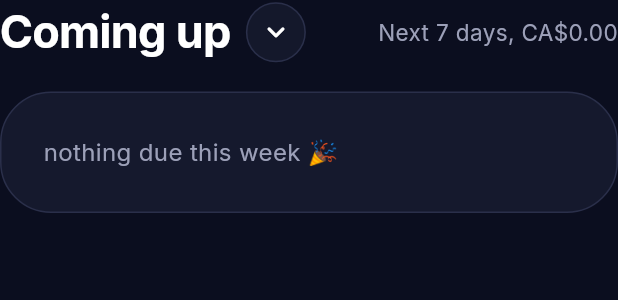
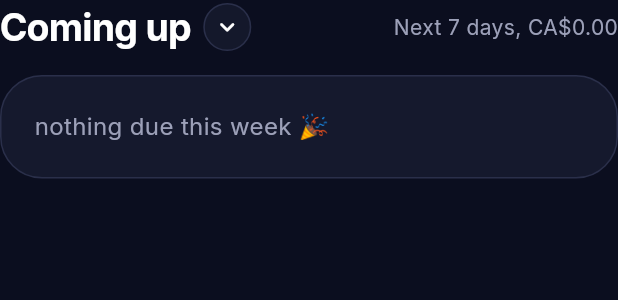
Before and after one commit to lwwdev/subdate, a Flutter app: the ComingUpSection widget shown alone on an empty page, opened directly with empty values, on a phone screen of 412 x 824 dp. Shown: the top 300 px of the screen. Run offline on Flutter 3.47's test engine with Material 3 defaults, Android fonts, the phone set to English and light mode, and no system bars; our stand-ins replace flutter_local_notifications, flutter_riverpod, flutter_timezone, google_fonts, hive_ce_flutter, image_picker and 2 more; accounts and stored records are empty.

Commit message:
everything was way too big on phones

```diff
--- a/lib/theme.dart
+++ b/lib/theme.dart
@@ -55,7 +55,7 @@ ThemeData buildTheme() {
 // the little uppercase labels like RENEWS / AMOUNT
 const labelStyle = TextStyle(
   color: AppColors.muted,
-  fontSize: 12,
-  letterSpacing: 2,
+  fontSize: 10.5,
+  letterSpacing: 1.8,
   fontWeight: FontWeight.w500,
 );
--- a/lib/ui/coming_up_section.dart
+++ b/lib/ui/coming_up_section.dart
@@ -38,24 +38,28 @@ class _ComingUpSectionState extends ConsumerState<ComingUpSection> {
         Row(
           children: [
             const Text('Coming up',
-                style: TextStyle(fontSize: 30, fontWeight: FontWeight.w700, letterSpacing: -0.5)),
-            const SizedBox(width: 10),
+                style: TextStyle(fontSize: 25, fontWeight: FontWeight.w700, letterSpacing: -0.5)),
+            const SizedBox(width: 8),
             _ChevronButton(
               collapsed: _collapsed,
               onTap: () => setState(() => _collapsed = !_collapsed),
             ),
             const SizedBox(width: 12),
             Expanded(
-              child: Text(
-                'Next 7 days, ${money(total, home)}',
-                textAlign: TextAlign.right,
-                overflow: TextOverflow.ellipsis,
-                style: const TextStyle(color: AppColors.muted, fontSize: 15),
+              child: Align(
+                alignment: Alignment.centerRight,
+                child: FittedBox(
+                  fit: BoxFit.scaleDown,
+                  child: Text(
+                    'Next 7 days, ${money(total, home)}',
+                    style: const TextStyle(color: AppColors.muted, fontSize: 14),
+                  ),
+                ),
               ),
             ),
           ],
         ),
-        const SizedBox(height: 18),
+        const SizedBox(height: 14),
         AnimatedSize(
           duration: const Duration(milliseconds: 250),
           curve: Curves.easeOutCubic,
@@ -69,7 +73,7 @@ class _ComingUpSectionState extends ConsumerState<ComingUpSection> {
                       children: [
                         for (var i = 0; i < items.length; i++)
                           _Overlap(
-                            overlap: i == items.length - 1 ? 0 : 30,
+                            overlap: i == items.length - 1 ? 0 : 24,
                             child: _UpcomingCard(
                               item: items[i],
                               now: now,
@@ -101,8 +105,8 @@ class _ChevronButton extends StatelessWidget {
       onTap: onTap,
       radius: 24,
       child: Container(
-        width: 40,
-        height: 40,
+        width: 32,
+        height: 32,
         decoration: BoxDecoration(
           shape: BoxShape.circle,
           color: AppColors.card.withValues(alpha: 0.6),
@@ -111,7 +115,7 @@ class _ChevronButton extends StatelessWidget {
         child: AnimatedRotation(
           turns: collapsed ? -0.25 : 0,
           duration: const Duration(milliseconds: 200),
-          child: const Icon(Icons.keyboard_arrow_down_rounded, size: 24),
+          child: const Icon(Icons.keyboard_arrow_down_rounded, size: 20),
         ),
       ),
     );
@@ -142,9 +146,9 @@ class _UpcomingCard extends StatelessWidget {
     return GestureDetector(
       onTap: onTap,
       child: Container(
-        padding: const EdgeInsets.fromLTRB(22, 20, 22, 50),
+        padding: const EdgeInsets.fromLTRB(16, 16, 16, 40),
         decoration: BoxDecoration(
-          borderRadius: BorderRadius.circular(34),
+          borderRadius: BorderRadius.circular(28),
           border: Border.all(color: Color.lerp(AppColors.cardBorder, tint, 0.25)!),
           gradient: LinearGradient(
             begin: Alignment.topLeft,
@@ -163,22 +167,22 @@ class _UpcomingCard extends StatelessWidget {
           children: [
             Row(
               children: [
-                ServiceIcon(s, size: 52),
-                const SizedBox(width: 18),
+                ServiceIcon(s, size: 38),
+                const SizedBox(width: 14),
                 Expanded(
                   child: Text(s.name,
                       maxLines: 1,
                       overflow: TextOverflow.ellipsis,
-                      style: const TextStyle(fontSize: 21, fontWeight: FontWeight.w500)),
+                      style: const TextStyle(fontSize: 17, fontWeight: FontWeight.w500)),
                 ),
                 Container(
-                  padding: const EdgeInsets.symmetric(horizontal: 14, vertical: 7),
+                  padding: const EdgeInsets.symmetric(horizontal: 11, vertical: 5),
                   decoration: BoxDecoration(
                     color: AppColors.pill,
                     borderRadius: BorderRadius.circular(20),
                   ),
                   child: Text(dayPill(item.date),
-                      style: const TextStyle(fontSize: 15, fontWeight: FontWeight.w500)),
+                      style: const TextStyle(fontSize: 13, fontWeight: FontWeight.w600)),
                 ),
               ],
             ),
@@ -189,7 +193,7 @@ class _UpcomingCard extends StatelessWidget {
               child: !expanded
                   ? const SizedBox(width: double.infinity)
                   : Padding(
-                      padding: const EdgeInsets.only(top: 28),
+                      padding: const EdgeInsets.only(top: 20),
                       child: Column(
                         children: [
                           Row(children: [
@@ -204,7 +208,7 @@ class _UpcomingCard extends StatelessWidget {
                               hint: amountHint,
                             ),
                           ]),
-                          const SizedBox(height: 22),
+                          const SizedBox(height: 16),
                           Row(children: [
                             _Field(
                               label: 'CADENCE',
@@ -240,13 +244,13 @@ class _Field extends StatelessWidget {
         crossAxisAlignment: CrossAxisAlignment.start,
         children: [
           Text(label, style: labelStyle),
-          const SizedBox(height: 6),
+          const SizedBox(height: 4),
           Text(value,
               maxLines: 1,
               overflow: TextOverflow.ellipsis,
-              style: TextStyle(fontSize: 23, fontWeight: FontWeight.w500, color: color)),
+              style: TextStyle(fontSize: 19, fontWeight: FontWeight.w500, color: color)),
           if (hint != null)
-            Text(hint!, style: const TextStyle(color: AppColors.muted, fontSize: 13)),
+            Text(hint!, style: const TextStyle(color: AppColors.muted, fontSize: 12)),
         ],
       ),
     );
@@ -259,10 +263,10 @@ class _Empty extends StatelessWidget {
   @override
   Widget build(BuildContext context) {
     return Container(
-      padding: const EdgeInsets.all(28),
+      padding: const EdgeInsets.all(22),
       decoration: BoxDecoration(
         color: AppColors.card.withValues(alpha: 0.7),
-        borderRadius: BorderRadius.circular(34),
+        borderRadius: BorderRadius.circular(28),
         border: Border.all(color: AppColors.cardBorder),
       ),
       child: const Text('nothing due this week 🎉',
```
